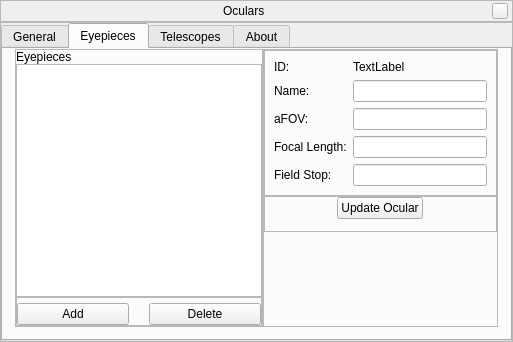
The window that plugins/Oculars/src/gui/ocularDialog.ui (519984307/stellarium_src) describes before a commit, drawn with Qt 5.
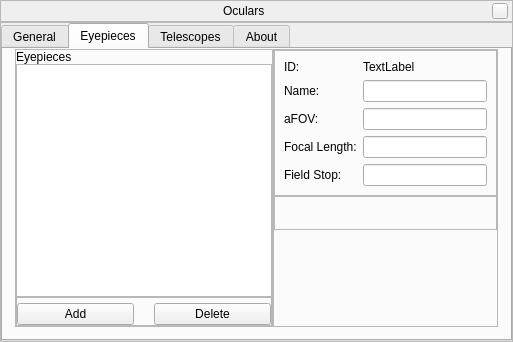
The same window after the commit. The open tabs and pages were chosen to show the change. Custom widgets are drawn as their Qt base class.

Commit message: patch from Bernhard Reutner-Fischer: table model edit strategy for ocular editor

What changed in the file:
```diff
--- a/plugins/Oculars/src/gui/ocularDialog.ui
+++ b/plugins/Oculars/src/gui/ocularDialog.ui
@@ -458,13 +458,6 @@
                   </property>
                  </spacer>
                 </item>
-                <item>
-                 <widget class="QPushButton" name="updateOcularButton">
-                  <property name="text">
-                   <string>Update Ocular</string>
-                  </property>
-                 </widget>
-                </item>
                 <item>
                  <spacer name="horizontalSpacer_4">
                   <property name="orientation">
```
Left out of the diff: 7 changed lines with no effect on the pictures. The commit also changes 3 other files.
